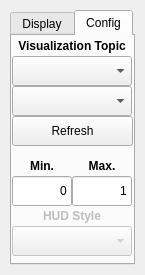
Above: resource/GenericHUD.ui from qutas/rqt_generic_hud before the change. Below: the same form after it.
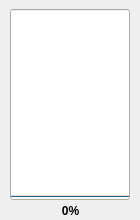
That is the form after the change. The open tabs and pages were chosen to show the change.

The edit to the form file:
```diff
--- a/resource/GenericHUD.ui
+++ b/resource/GenericHUD.ui
@@ -6,8 +6,8 @@
    <rect>
     <x>0</x>
     <y>0</y>
-    <width>145</width>
-    <height>275</height>
+    <width>140</width>
+    <height>220</height>
    </rect>
   </property>
   <property name="sizePolicy">
@@ -18,42 +18,17 @@
   </property>
   <property name="minimumSize">
    <size>
-    <width>145</width>
-    <height>275</height>
+    <width>140</width>
+    <height>220</height>
    </size>
   </property>
   <property name="windowTitle">
    <string>Generic HUD</string>
   </property>
-  <widget class="QTabWidget" name="tabWidget">
-   <property name="geometry">
-    <rect>
-     <x>10</x>
-     <y>10</y>
-     <width>125</width>
-     <height>255</height>
-    </rect>
-   </property>
-   <property name="tabPosition">
-    <enum>QTabWidget::North</enum>
-   </property>
-   <property name="tabShape">
-    <enum>QTabWidget::Rounded</enum>
-   </property>
-   <property name="currentIndex">
-    <number>0</number>
-   </property>
-   <property name="tabBarAutoHide">
-    <bool>false</bool>
-   </property>
-   <widget class="QWidget" name="Display">
-    <attribute name="title">
-     <string>Display</string>
-    </attribute>
     <widget class="QProgressBar" name="progress_bar_status">
      <property name="geometry">
       <rect>
-       <x>0</x>
+     <x>10</x>
        <y>9</y>
        <width>120</width>
        <height>191</height>
@@ -93,7 +68,7 @@
     <widget class="QLabel" name="label_display">
      <property name="geometry">
       <rect>
-       <x>0</x>
+     <x>10</x>
        <y>200</y>
        <width>121</width>
        <height>21</height>
@@ -111,194 +86,6 @@
      <property name="alignment">
       <set>Qt::AlignCenter</set>
      </property>
-    </widget>
-   </widget>
-   <widget class="QWidget" name="Config">
-    <attribute name="title">
-     <string>Config</string>
-    </attribute>
-    <widget class="QComboBox" name="combo_topic_contents">
-     <property name="geometry">
-      <rect>
-       <x>0</x>
-       <y>50</y>
-       <width>120</width>
-       <height>30</height>
-      </rect>
-     </property>
-    </widget>
-    <widget class="QLineEdit" name="textbox_value_max">
-     <property name="geometry">
-      <rect>
-       <x>60</x>
-       <y>140</y>
-       <width>60</width>
-       <height>30</height>
-      </rect>
-     </property>
-     <property name="text">
-      <string>1</string>
-     </property>
-     <property name="alignment">
-      <set>Qt::AlignRight|Qt::AlignTrailing|Qt::AlignVCenter</set>
-     </property>
-     <property name="placeholderText">
-      <string/>
-     </property>
-    </widget>
-    <widget class="QLabel" name="label_style">
-     <property name="enabled">
-      <bool>false</bool>
-     </property>
-     <property name="geometry">
-      <rect>
-       <x>0</x>
-       <y>170</y>
-       <width>120</width>
-       <height>20</height>
-      </rect>
-     </property>
-     <property name="font">
-      <font>
-       <weight>75</weight>
-       <bold>true</bold>
-      </font>
-     </property>
-     <property name="text">
-      <string>HUD Style</string>
-     </property>
-     <property name="alignment">
-      <set>Qt::AlignCenter</set>
-     </property>
-    </widget>
-    <widget class="QLineEdit" name="textbox_value_min">
-     <property name="geometry">
-      <rect>
-       <x>0</x>
-       <y>140</y>
-       <width>60</width>
-       <height>30</height>
-      </rect>
-     </property>
-     <property name="text">
-      <string>0</string>
-     </property>
-     <property name="alignment">
-      <set>Qt::AlignRight|Qt::AlignTrailing|Qt::AlignVCenter</set>
-     </property>
-     <property name="placeholderText">
-      <string/>
-     </property>
-    </widget>
-    <widget class="QLabel" name="label_topic">
-     <property name="geometry">
-      <rect>
-       <x>0</x>
-       <y>0</y>
-       <width>120</width>
-       <height>20</height>
-      </rect>
-     </property>
-     <property name="font">
-      <font>
-       <weight>75</weight>
-       <bold>true</bold>
-      </font>
-     </property>
-     <property name="text">
-      <string>Visualization Topic</string>
-     </property>
-     <property name="alignment">
-      <set>Qt::AlignCenter</set>
-     </property>
-    </widget>
-    <widget class="QPushButton" name="button_refresh">
-     <property name="enabled">
-      <bool>true</bool>
-     </property>
-     <property name="geometry">
-      <rect>
-       <x>0</x>
-       <y>80</y>
-       <width>121</width>
-       <height>30</height>
-      </rect>
-     </property>
-     <property name="text">
-      <string>Refresh</string>
-     </property>
-     <property name="default">
-      <bool>false</bool>
-     </property>
-    </widget>
-    <widget class="QLabel" name="label_value_max">
-     <property name="geometry">
-      <rect>
-       <x>60</x>
-       <y>120</y>
-       <width>60</width>
-       <height>20</height>
-      </rect>
-     </property>
-     <property name="font">
-      <font>
-       <weight>75</weight>
-       <bold>true</bold>
-      </font>
-     </property>
-     <property name="text">
-      <string>Max.</string>
-     </property>
-     <property name="alignment">
-      <set>Qt::AlignCenter</set>
-     </property>
-    </widget>
-    <widget class="QLabel" name="label_value_min">
-     <property name="geometry">
-      <rect>
-       <x>0</x>
-       <y>120</y>
-       <width>60</width>
-       <height>20</height>
-      </rect>
-     </property>
-     <property name="font">
-      <font>
-       <weight>75</weight>
-       <bold>true</bold>
-      </font>
-     </property>
-     <property name="text">
-      <string>Min.</string>
-     </property>
-     <property name="alignment">
-      <set>Qt::AlignCenter</set>
-     </property>
-    </widget>
-    <widget class="QComboBox" name="combo_style">
-     <property name="enabled">
-      <bool>false</bool>
-     </property>
-     <property name="geometry">
-      <rect>
-       <x>0</x>
-       <y>190</y>
-       <width>120</width>
-       <height>30</height>
-      </rect>
-     </property>
-    </widget>
-    <widget class="QComboBox" name="combo_topic_list">
-     <property name="geometry">
-      <rect>
-       <x>0</x>
-       <y>20</y>
-       <width>120</width>
-       <height>30</height>
-      </rect>
-     </property>
-    </widget>
-   </widget>
   </widget>
  </widget>
  <resources/>
```
Lines whose indentation alone changed are shown as unchanged.
